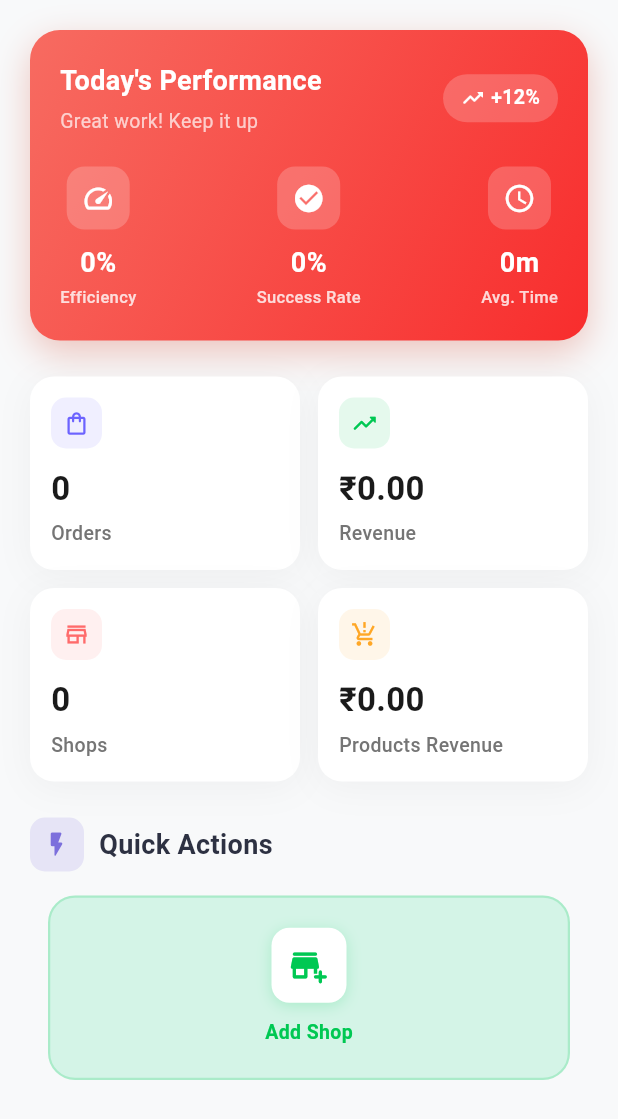
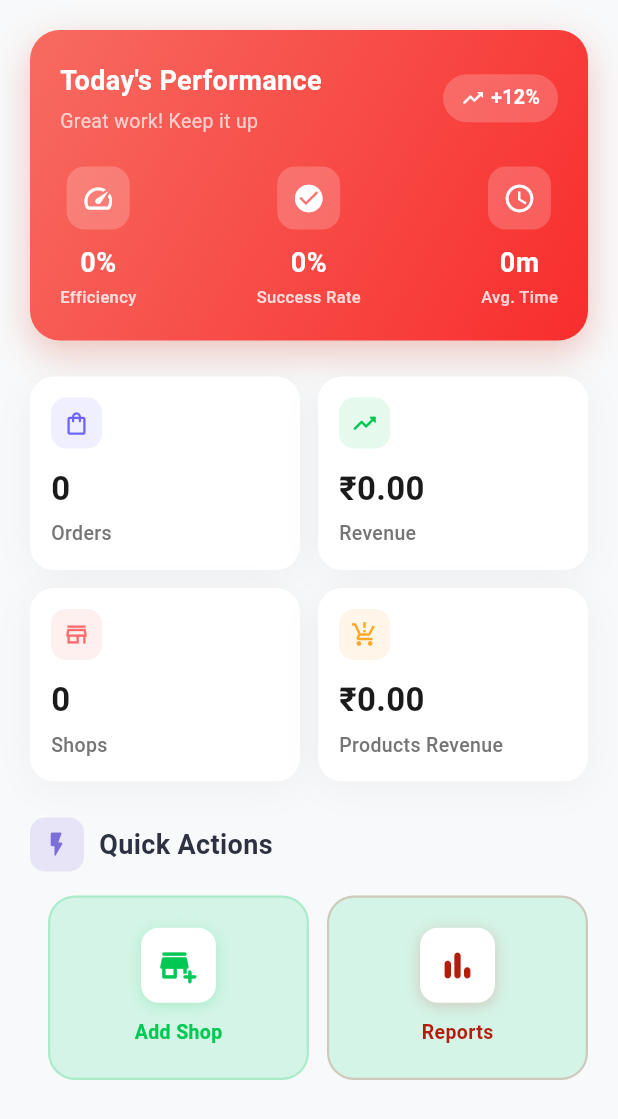
Before and after one commit to CHSM-App/OrderBooking, a Flutter app: the HomePage screen opened directly, on a phone screen of 412 x 824 dp. Shown: the top 1119 px of the screen. Run offline on Flutter 3.47's test engine with Material 3 defaults, Android fonts, the phone set to English and light mode, and no system bars; our stand-ins replace connectivity_plus, dio, dropdown_button2, file_picker, flutter_map, flutter_riverpod and 9 more; missing offline and left inert: flutter_pdfview; accounts and stored records are empty; generated files the repository leaves out were written again; Roboto replaces fonts that are missing (Poppins).

Commit message:
minor  changes

```diff
--- a/orderBookingApp/lib/screens/employee_screen/home_page.dart
+++ b/orderBookingApp/lib/screens/employee_screen/home_page.dart
@@ -471,29 +471,29 @@ Widget build(BuildContext context) {
                   Navigator.push(
                     context,
                     MaterialPageRoute(
-                      builder: (context) => ProductReportPage(companyId: ref.read(adminloginViewModelProvider).companyId ?? ''),
+                      builder: (context) => AddShopScreen(),
                     ),
                   );
                 },
               ),
             ),
              const SizedBox(width: 12),
-            // Expanded(
-            //   child: _QuickActionButton(
-            //     icon: Icons.bar_chart_rounded,
-            //     label: 'Reports',
-            //     backgroundColor: const Color(0xFFD4F4E7),
-            //     iconColor: const Color.fromARGB(255, 180, 29, 12),
-            //     onTap: () {
-            //       Navigator.push(
-            //         context,
-            //         MaterialPageRoute(
-            //           builder: (context) => const ReportsPage(),
-            //         ),
-            //       );
-            //     },
-            //   ),
-            // ),
+            Expanded(
+              child: _QuickActionButton(
+                icon: Icons.bar_chart_rounded,
+                label: 'Reports',
+                backgroundColor: const Color(0xFFD4F4E7),
+                iconColor: const Color.fromARGB(255, 180, 29, 12),
+                onTap: () {
+                  Navigator.push(
+                    context,
+                    MaterialPageRoute(
+                     builder: (context) => ProductReportPage(companyId: ref.read(adminloginViewModelProvider).companyId ?? ''),
+                    ),
+                  );
+                },
+              ),
+            ),
           ],
         ),
       ],
```
